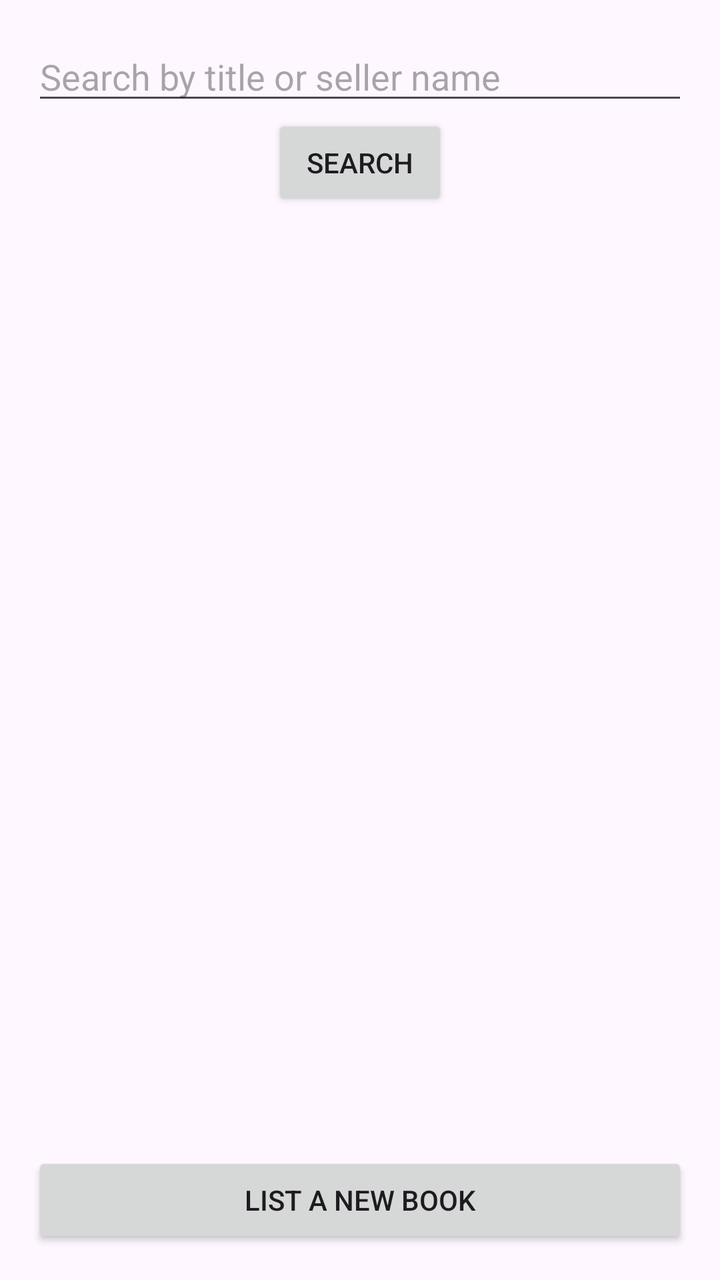
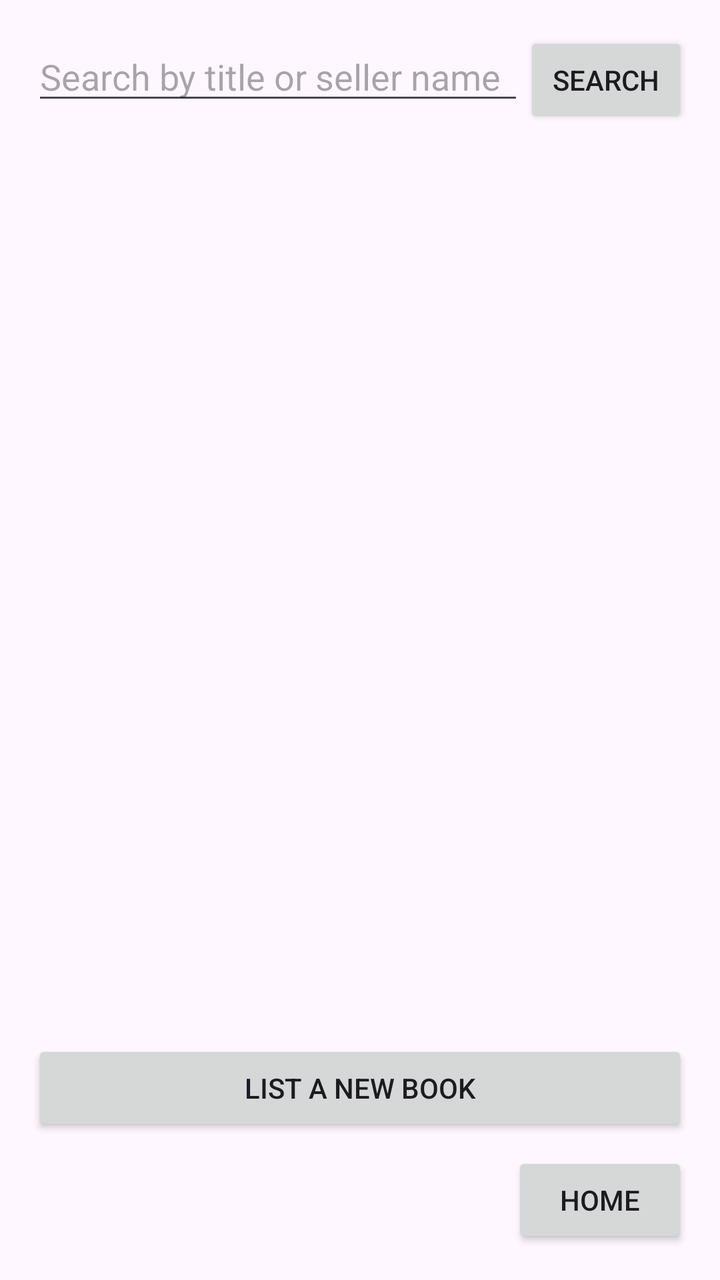

Before-and-after screenshots of an Android layout around one commit, followed by the original layout XML and the change that was made.
<!-- AndroidManifest.xml: application theme Theme.BookMarket -->
<!-- res/layout/activity_main.xml -->
<androidx.constraintlayout.widget.ConstraintLayout
    xmlns:android="http://schemas.android.com/apk/res/android"
    xmlns:app="http://schemas.android.com/apk/res-auto"
    xmlns:tools="http://schemas.android.com/tools"
    android:layout_width="match_parent"
    android:layout_height="match_parent"
    tools:context=".MainActivity">

    
    <EditText
        android:id="@+id/searchEditText"
        android:layout_width="0dp"
        android:layout_height="wrap_content"
        android:hint="Search by title or seller name"
        android:layout_margin="16dp"
        app:layout_constraintTop_toTopOf="parent"
        app:layout_constraintStart_toStartOf="parent"
        app:layout_constraintEnd_toEndOf="parent" />

    
    <Button
        android:id="@+id/searchButton"
        android:layout_width="wrap_content"
        android:layout_height="wrap_content"
        android:text="Search"
        app:layout_constraintTop_toBottomOf="@id/searchEditText"
        app:layout_constraintStart_toStartOf="parent"
        app:layout_constraintEnd_toEndOf="parent" />

    
    <androidx.recyclerview.widget.RecyclerView
        android:id="@+id/recyclerView"
        android:layout_width="match_parent"
        android:layout_height="0dp"
        android:layout_margin="16dp"
        app:layout_constraintTop_toBottomOf="@id/searchButton"
        app:layout_constraintBottom_toTopOf="@id/addTextbookButton"
        app:layout_constraintStart_toStartOf="parent"
        app:layout_constraintEnd_toEndOf="parent" />

    
    <Button
        android:id="@+id/addTextbookButton"
        android:layout_width="match_parent"
        android:layout_height="wrap_content"
        android:text="List a New Book"
        android:layout_margin="16dp"
        app:layout_constraintBottom_toBottomOf="parent"
        app:layout_constraintStart_toStartOf="parent"
        app:layout_constraintEnd_toEndOf="parent" />
</androidx.constraintlayout.widget.ConstraintLayout>
<!-- resources referenced by this layout -->
<resources>
  <style name="Theme.BookMarket" parent="Base.Theme.BookMarket" />
  <style name="Base.Theme.BookMarket" parent="Theme.Material3.DayNight.NoActionBar">
          
          
      </style>
</resources>

<!-- the commit's change to res/layout/activity_main.xml (unified diff, before → after) -->
@@ -1,51 +1,59 @@
-<androidx.constraintlayout.widget.ConstraintLayout
-    xmlns:android="http://schemas.android.com/apk/res/android"
-    xmlns:app="http://schemas.android.com/apk/res-auto"
+<?xml version="1.0" encoding="utf-8"?>
+<LinearLayout xmlns:android="http://schemas.android.com/apk/res/android"
     xmlns:tools="http://schemas.android.com/tools"
     android:layout_width="match_parent"
     android:layout_height="match_parent"
+    android:orientation="vertical"
+    android:padding="16dp"
     tools:context=".MainActivity">
 
     
-    <EditText
-        android:id="@+id/searchEditText"
-        android:layout_width="0dp"
+    <LinearLayout
+        android:layout_width="match_parent"
         android:layout_height="wrap_content"
-        android:hint="Search by title or seller name"
-        android:layout_margin="16dp"
-        app:layout_constraintTop_toTopOf="parent"
-        app:layout_constraintStart_toStartOf="parent"
-        app:layout_constraintEnd_toEndOf="parent" />
+        android:orientation="horizontal"
+        android:weightSum="4">
+
+        <EditText
+            android:id="@+id/searchEditText"
+            android:layout_width="0dp"
+            android:layout_height="wrap_content"
+            android:layout_weight="3"
+            android:hint="Search by title or seller name" />
+
+        <Button
+            android:id="@+id/searchButton"
+            android:layout_width="0dp"
+            android:layout_height="wrap_content"
+            android:layout_weight="1"
+            android:text="Search" />
+    </LinearLayout>
 
     
-    <Button
-        android:id="@+id/searchButton"
-        android:layout_width="wrap_content"
-        android:layout_height="wrap_content"
-        android:text="Search"
-        app:layout_constraintTop_toBottomOf="@id/searchEditText"
-        app:layout_constraintStart_toStartOf="parent"
-        app:layout_constraintEnd_toEndOf="parent" />
 
     
+
+
     <androidx.recyclerview.widget.RecyclerView
         android:id="@+id/recyclerView"
         android:layout_width="match_parent"
         android:layout_height="0dp"
-        android:layout_margin="16dp"
-        app:layout_constraintTop_toBottomOf="@id/searchButton"
-        app:layout_constraintBottom_toTopOf="@id/addTextbookButton"
-        app:layout_constraintStart_toStartOf="parent"
-        app:layout_constraintEnd_toEndOf="parent" />
+        android:layout_weight="1"
+        android:layout_marginTop="16dp" />
 
     
     <Button
         android:id="@+id/addTextbookButton"
         android:layout_width="match_parent"
         android:layout_height="wrap_content"
-        android:text="List a New Book"
-        android:layout_margin="16dp"
-        app:layout_constraintBottom_toBottomOf="parent"
-        app:layout_constraintStart_toStartOf="parent"
-        app:layout_constraintEnd_toEndOf="parent" />
-</androidx.constraintlayout.widget.ConstraintLayout>
+        android:layout_marginTop="16dp"
+        android:text="List a New Book" />
+    <Button
+        android:id="@+id/btnHome"
+        android:layout_width="wrap_content"
+        android:layout_height="wrap_content"
+        android:layout_gravity="end"
+        android:layout_marginTop="8dp"
+        android:text="Home" />
+
+</LinearLayout>
